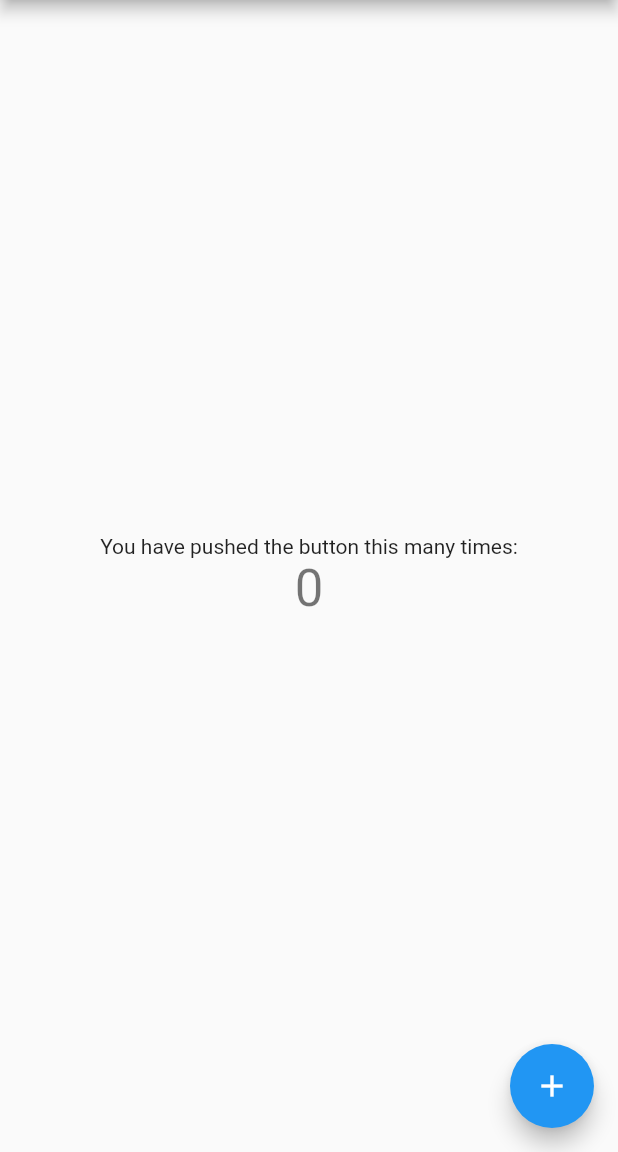
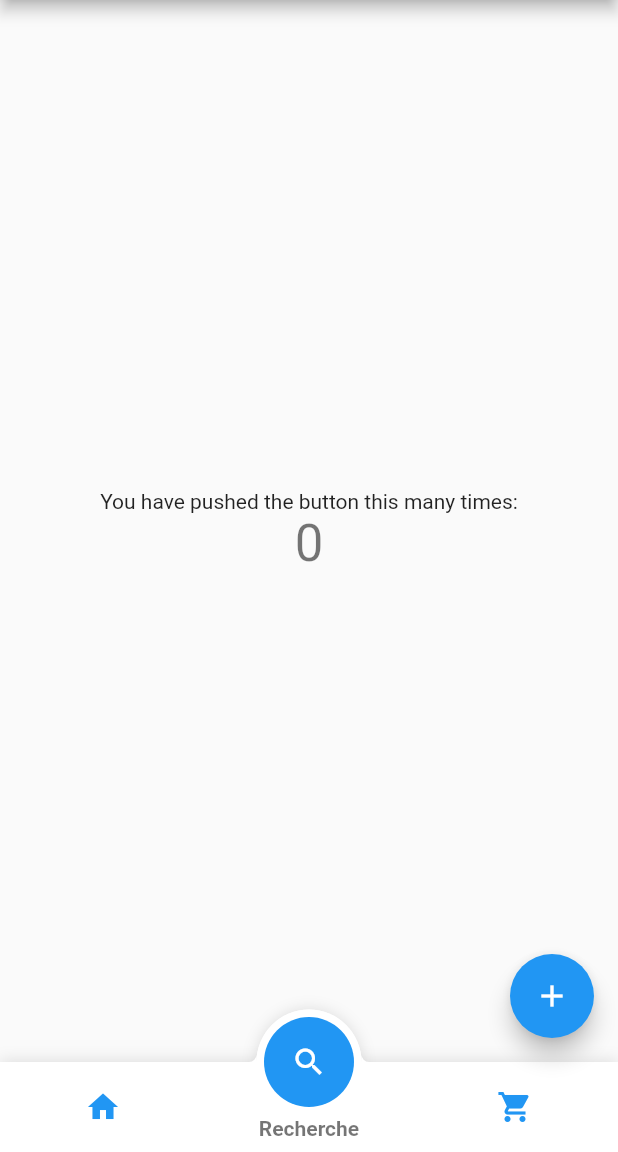
Before and after one commit to CUBEb4g1/Projet-CUBE-ApplicationMobile, a Flutter app: the screen it shows after launch, on a phone screen of 412 x 824 dp, the part 84-1236 px from its top. Run offline on Flutter 3.47's test engine with Material 2 defaults, Android fonts, the phone set to English and light mode, and no system bars.

Commit message:
Finally got bottom navbar working

```diff
--- a/lib/main.dart
+++ b/lib/main.dart
@@ -1,100 +1,49 @@
 import 'package:flutter/material.dart';
+import 'package:ressources_relationnelles/widgets/cool_bottom_navigation.dart';
 
 void main() {
   runApp(MyApp());
 }
 
 class MyApp extends StatelessWidget {
-  // This widget is the root of your application.
   @override
   Widget build(BuildContext context) {
     return MaterialApp(
       title: 'Ressources Relationnelles',
       theme: ThemeData(
-        // This is the theme of your application.
-        //
-        // Try running your application with "flutter run". You'll see the
-        // application has a blue toolbar. Then, without quitting the app, try
-        // changing the primarySwatch below to Colors.green and then invoke
-        // "hot reload" (press "r" in the console where you ran "flutter run",
-        // or simply save your changes to "hot reload" in a Flutter IDE).
-        // Notice that the counter didn't reset back to zero; the application
-        // is not restarted.
         primarySwatch: Colors.blue,
-        // This makes the visual density adapt to the platform that you run
-        // the app on. For desktop platforms, the controls will be smaller and
-        // closer together (more dense) than on mobile platforms.
         visualDensity: VisualDensity.adaptivePlatformDensity,
       ),
       home: MyHomePage(title: 'Ressources Relationnelles'),
     );
   }
 }
-
 class MyHomePage extends StatefulWidget {
   MyHomePage({Key key, this.title}) : super(key: key);
-
-  // This widget is the home page of your application. It is stateful, meaning
-  // that it has a State object (defined below) that contains fields that affect
-  // how it looks.
-
-  // This class is the configuration for the state. It holds the values (in this
-  // case the title) provided by the parent (in this case the App widget) and
-  // used by the build method of the State. Fields in a Widget subclass are
-  // always marked "final".
-
   final String title;
-
   @override
   _MyHomePageState createState() => _MyHomePageState();
 }
+class _MyHomePageState extends State<MyHomePage> {
+  int currentPage = 0; // Setting current page value
+  GlobalKey bottomNavigationKey = GlobalKey();
 
-class _MyHomePageState extends State<MyHomePage> {
+
   int _counter = 0;
-
   void _incrementCounter() {
     setState(() {
-      // This call to setState tells the Flutter framework that something has
-      // changed in this State, which causes it to rerun the build method below
-      // so that the display can reflect the updated values. If we changed
-      // _counter without calling setState(), then the build method would not be
-      // called again, and so nothing would appear to happen.
       _counter++;
     });
   }
 
   @override
   Widget build(BuildContext context) {
-    // This method is rerun every time setState is called, for instance as done
-    // by the _incrementCounter method above.
-    //
-    // The Flutter framework has been optimized to make rerunning build methods
-    // fast, so that you can just rebuild anything that needs updating rather
-    // than having to individually change instances of widgets.
     return Scaffold(
       appBar: AppBar(
-        // Here we take the value from the MyHomePage object that was created by
-        // the App.build method, and use it to set our appbar title.
         title: Text(widget.title),
       ),
       body: Center(
-        // Center is a layout widget. It takes a single child and positions it
-        // in the middle of the parent.
         child: Column(
-          // Column is also a layout widget. It takes a list of children and
-          // arranges them vertically. By default, it sizes itself to fit its
-          // children horizontally, and tries to be as tall as its parent.
-          //
-          // Invoke "debug painting" (press "p" in the console, choose the
-          // "Toggle Debug Paint" action from the Flutter Inspector in Android
-          // Studio, or the "Toggle Debug Paint" command in Visual Studio Code)
-          // to see the wireframe for each widget.
-          //
-          // Column has various properties to control how it sizes itself and
-          // how it positions its children. Here we use mainAxisAlignment to
-          // center the children vertically; the main axis here is the vertical
-          // axis because Columns are vertical (the cross axis would be
-          // horizontal).
           mainAxisAlignment: MainAxisAlignment.center,
           children: <Widget>[
             Text(
@@ -107,6 +56,33 @@ class _MyHomePageState extends State<MyHomePage> {
           ],
         ),
       ),
+      bottomNavigationBar: CoolBottomNavigation(
+        tabs: [
+          TabData(
+              iconData: Icons.home,
+              title: "Home",
+              onclick: () {
+                final CoolBottomNavigationState fState =
+                    bottomNavigationKey.currentState;
+                fState.setPage(2);
+              }),
+          TabData(
+              iconData: Icons.search,
+              title: "Recherche"
+              ),
+          TabData(
+              iconData: Icons.shopping_cart,
+              title: "Panier"
+          )
+        ],
+        initialSelection: 1,
+        key: bottomNavigationKey,
+        onTabChangedListener: (position) {
+          setState(() {
+            currentPage = position;
+          });
+        },
+      ),
       floatingActionButton: FloatingActionButton(
         onPressed: _incrementCounter,
         tooltip: 'Increment',
--- /dev/null
+++ b/lib/widgets/cool_bottom_navigation.dart
@@ -0,0 +1,257 @@
+library cool_bottom_navigation;
+
+import 'package:ressources_relationnelles/widgets/cool_bottom_navigation_options/tab_item.dart';
+import 'package:ressources_relationnelles/widgets/cool_bottom_navigation_options/half_clipper.dart';
+import 'package:ressources_relationnelles/widgets/cool_bottom_navigation_options/half_painter.dart';
+import 'package:flutter/material.dart';
+
+const double CIRCLE_SIZE = 60;
+const double ARC_HEIGHT = 70;
+const double ARC_WIDTH = 90;
+const double CIRCLE_OUTLINE = 10;
+const double SHADOW_ALLOWANCE = 20;
+const double BAR_HEIGHT = 60;
+
+class CoolBottomNavigation extends StatefulWidget {
+  CoolBottomNavigation(
+      {@required this.tabs,
+      @required this.onTabChangedListener,
+      this.key,
+      this.initialSelection = 0,
+      this.circleColor,
+      this.activeIconColor,
+      this.inactiveIconColor,
+      this.textColor,
+      this.barBackgroundColor})
+      : assert(onTabChangedListener != null),
+        assert(tabs != null),
+        assert(tabs.length > 1 && tabs.length < 5);
+
+  final Function(int position) onTabChangedListener;
+  final Color circleColor;
+  final Color activeIconColor;
+  final Color inactiveIconColor;
+  final Color textColor;
+  final Color barBackgroundColor;
+  final List<TabData> tabs;
+  final int initialSelection;
+
+  final Key key;
+
+  @override
+  CoolBottomNavigationState createState() => CoolBottomNavigationState();
+}
+
+class CoolBottomNavigationState extends State<CoolBottomNavigation>
+    with TickerProviderStateMixin, RouteAware {
+  IconData nextIcon = Icons.search;
+  IconData activeIcon = Icons.search;
+
+  int currentSelected = 0;
+  double _circleAlignX = 0;
+  double _circleIconAlpha = 1;
+
+  Color circleColor;
+  Color activeIconColor;
+  Color inactiveIconColor;
+  Color barBackgroundColor;
+  Color textColor;
+
+  @override
+  void didChangeDependencies() {
+    super.didChangeDependencies();
+
+    activeIcon = widget.tabs[currentSelected].iconData;
+
+    circleColor = (widget.circleColor == null)
+        ? (Theme.of(context).brightness == Brightness.dark)
+            ? Colors.white
+            : Theme.of(context).primaryColor
+        : widget.circleColor;
+
+    activeIconColor = (widget.activeIconColor == null)
+        ? (Theme.of(context).brightness == Brightness.dark)
+            ? Colors.black54
+            : Colors.white
+        : widget.activeIconColor;
+
+    barBackgroundColor = (widget.barBackgroundColor == null)
+        ? (Theme.of(context).brightness == Brightness.dark)
+            ? Color(0xFF212121)
+            : Colors.white
+        : widget.barBackgroundColor;
+    textColor = (widget.textColor == null)
+        ? (Theme.of(context).brightness == Brightness.dark)
+            ? Colors.white
+            : Colors.black54
+        : widget.textColor;
+    inactiveIconColor = (widget.inactiveIconColor == null)
+        ? (Theme.of(context).brightness == Brightness.dark)
+            ? Colors.white
+            : Theme.of(context).primaryColor
+        : widget.inactiveIconColor;
+  }
+
+  @override
+  void initState() {
+    super.initState();
+    _setSelected(widget.tabs[widget.initialSelection].key);
+  }
+
+  _setSelected(UniqueKey key) {
+    int selected = widget.tabs.indexWhere((tabData) => tabData.key == key);
+
+    if (mounted) {
+      setState(() {
+        currentSelected = selected;
+        _circleAlignX = -1 + (2 / (widget.tabs.length - 1) * selected);
+        nextIcon = widget.tabs[selected].iconData;
+      });
+    }
+  }
+
+  @override
+  Widget build(BuildContext context) {
+    return Stack(
+      overflow: Overflow.visible,
+      alignment: Alignment.bottomCenter,
+      children: <Widget>[
+        Container(
+          height: BAR_HEIGHT,
+          decoration: BoxDecoration(color: barBackgroundColor, boxShadow: [
+            BoxShadow(
+                color: Colors.black12, offset: Offset(0, -1), blurRadius: 8)
+          ]),
+          child: Row(
+            mainAxisSize: MainAxisSize.max,
+            crossAxisAlignment: CrossAxisAlignment.center,
+            children: widget.tabs
+                .map((t) => TabItem(
+                    uniqueKey: t.key,
+                    selected: t.key == widget.tabs[currentSelected].key,
+                    iconData: t.iconData,
+                    title: t.title,
+                    iconColor: inactiveIconColor,
+                    textColor: textColor,
+                    callbackFunction: (uniqueKey) {
+                      int selected = widget.tabs
+                          .indexWhere((tabData) => tabData.key == uniqueKey);
+                      widget.onTabChangedListener(selected);
+                      _setSelected(uniqueKey);
+                      _initAnimationAndStart(_circleAlignX, 1);
+                    }))
+                .toList(),
+          ),
+        ),
+        Positioned.fill(
+          top: -(CIRCLE_SIZE + CIRCLE_OUTLINE + SHADOW_ALLOWANCE) / 2,
+          child: Container(
+            child: AnimatedAlign(
+              duration: Duration(milliseconds: ANIM_DURATION),
+              curve: Curves.easeOut,
+              alignment: Alignment(_circleAlignX, 1),
+              child: Padding(
+                padding: const EdgeInsets.only(bottom: 15),
+                child: FractionallySizedBox(
+                  widthFactor: 1 / widget.tabs.length,
+                  child: GestureDetector(
+                    onTap: widget.tabs[currentSelected].onclick,
+                    child: Stack(
+                      alignment: Alignment.center,
+                      children: <Widget>[
+                        SizedBox(
+                          height:
+                              CIRCLE_SIZE + CIRCLE_OUTLINE + SHADOW_ALLOWANCE,
+                          width:
+                              CIRCLE_SIZE + CIRCLE_OUTLINE + SHADOW_ALLOWANCE,
+                          child: ClipRect(
+                              clipper: HalfClipper(),
+                              child: Container(
+                                child: Center(
+                                  child: Container(
+                                      width: CIRCLE_SIZE + CIRCLE_OUTLINE,
+                                      height: CIRCLE_SIZE + CIRCLE_OUTLINE,
+                                      decoration: BoxDecoration(
+                                          color: Colors.white,
+                                          shape: BoxShape.circle,
+                                          boxShadow: [
+                                            BoxShadow(
+                                                color: Colors.black12,
+                                                blurRadius: 8)
+                                          ])),
+                                ),
+                              )),
+                        ),
+                        SizedBox(
+                            height: ARC_HEIGHT,
+                            width: ARC_WIDTH,
+                            child: CustomPaint(
+                              painter: HalfPainter(barBackgroundColor),
+                            )),
+                        SizedBox(
+                          height: CIRCLE_SIZE,
+                          width: CIRCLE_SIZE,
+                          child: Container(
+                            decoration: BoxDecoration(
+                                shape: BoxShape.circle, color: circleColor),
+                            child: Padding(
+                              padding: const EdgeInsets.all(0.0),
+                              child: AnimatedOpacity(
+                                duration:
+                                    Duration(milliseconds: ANIM_DURATION ~/ 5),
+                                opacity: _circleIconAlpha,
+                                child: Icon(
+                                  activeIcon,
+                                  color: activeIconColor,
+                                ),
+                              ),
+                            ),
+                          ),
+                        )
+                      ],
+                    ),
+                  ),
+                ),
+              ),
+            ),
+          ),
+        )
+      ],
+    );
+  }
+
+  _initAnimationAndStart(double from, double to) {
+    _circleIconAlpha = 0;
+
+    Future.delayed(Duration(milliseconds: ANIM_DURATION ~/ 5), () {
+      setState(() {
+        activeIcon = nextIcon;
+      });
+    }).then((_) {
+      Future.delayed(Duration(milliseconds: (ANIM_DURATION ~/ 5 * 3)), () {
+        setState(() {
+          _circleIconAlpha = 1;
+        });
+      });
+    });
+  }
+
+  void setPage(int page) {
+    widget.onTabChangedListener(page);
+    _setSelected(widget.tabs[page].key);
+    _initAnimationAndStart(_circleAlignX, 1);
+
+    setState(() {
+      currentSelected = page;
+    });
+  }
+}
+
+class TabData {
+  TabData({@required this.iconData, @required this.title, this.onclick});
+
+  IconData iconData;
+  String title;
+  Function onclick;
+  final UniqueKey key = UniqueKey();
+}
--- /dev/null
+++ b/lib/widgets/cool_bottom_navigation_options/half_clipper.dart
@@ -0,0 +1,14 @@
+import 'package:flutter/material.dart';
+
+class HalfClipper extends CustomClipper<Rect> {
+  @override
+  Rect getClip(Size size) {
+    final rect = Rect.fromLTWH(0, 0, size.width, size.height / 2);
+    return rect;
+  }
+
+  @override
+  bool shouldReclip(CustomClipper<Rect> oldClipper) {
+    return true;
+  }
+}
--- /dev/null
+++ b/lib/widgets/cool_bottom_navigation_options/half_painter.dart
@@ -0,0 +1,34 @@
+import 'package:flutter/material.dart';
+import 'package:vector_math/vector_math.dart';
+
+class HalfPainter extends CustomPainter {
+  HalfPainter(Color paintColor) {
+    this.arcPaint = Paint()..color = paintColor;
+  }
+
+  Paint arcPaint;
+
+  @override
+  void paint(Canvas canvas, Size size) {
+    final Rect beforeRect = Rect.fromLTWH(0, (size.height / 2) - 10, 10, 10);
+    final Rect largeRect = Rect.fromLTWH(10, 0, size.width - 20, 70);
+    final Rect afterRect =
+    Rect.fromLTWH(size.width - 10, (size.height / 2) - 10, 10, 10);
+
+    final path = Path();
+    path.arcTo(beforeRect, radians(0), radians(90), false);
+    path.lineTo(20, size.height / 2);
+    path.arcTo(largeRect, radians(0), -radians(180), false);
+    path.moveTo(size.width - 10, size.height / 2);
+    path.lineTo(size.width - 10, (size.height / 2) - 10);
+    path.arcTo(afterRect, radians(180), radians(-90), false);
+    path.close();
+
+    canvas.drawPath(path, arcPaint);
+  }
+
+  @override
+  bool shouldRepaint(CustomPainter oldDelegate) {
+    return true;
+  }
+}
--- /dev/null
+++ b/lib/widgets/cool_bottom_navigation_options/tab_item.dart
@@ -0,0 +1,86 @@
+import 'package:flutter/material.dart';
+
+const double ICON_OFF = -3;
+const double ICON_ON = 0;
+const double TEXT_OFF = 3;
+const double TEXT_ON = 1;
+const double ALPHA_OFF = 0;
+const double ALPHA_ON = 1;
+const int ANIM_DURATION = 300;
+
+class TabItem extends StatelessWidget {
+  TabItem(
+      {@required this.uniqueKey,
+        @required this.selected,
+        @required this.iconData,
+        @required this.title,
+        @required this.callbackFunction,
+        @required this.textColor,
+        @required this.iconColor});
+
+  final UniqueKey uniqueKey;
+  final String title;
+  final IconData iconData;
+  final bool selected;
+  final Function(UniqueKey uniqueKey) callbackFunction;
+  final Color textColor;
+  final Color iconColor;
+
+  final double iconYAlign = ICON_ON;
+  final double textYAlign = TEXT_OFF;
+  final double iconAlpha = ALPHA_ON;
+
+  @override
+  Widget build(BuildContext context) {
+    return Expanded(
+      child: Stack(
+        fit: StackFit.expand,
+        children: [
+          Container(
+            height: double.infinity,
+            width: double.infinity,
+            child: AnimatedAlign(
+                duration: Duration(milliseconds: ANIM_DURATION),
+                alignment: Alignment(0, (selected) ? TEXT_ON : TEXT_OFF),
+                child: Padding(
+                  padding: const EdgeInsets.all(8.0),
+                  child: Text(
+                    title,
+                    overflow: TextOverflow.ellipsis,
+                    maxLines: 1,
+                    style: TextStyle(
+                        fontWeight: FontWeight.w600, color: textColor),
+                  ),
+                )),
+          ),
+          Container(
+            height: double.infinity,
+            width: double.infinity,
+            child: AnimatedAlign(
+              duration: Duration(milliseconds: ANIM_DURATION),
+              curve: Curves.easeIn,
+              alignment: Alignment(0, (selected) ? ICON_OFF : ICON_ON),
+              child: AnimatedOpacity(
+                duration: Duration(milliseconds: ANIM_DURATION),
+                opacity: (selected) ? ALPHA_OFF : ALPHA_ON,
+                child: IconButton(
+                  highlightColor: Colors.transparent,
+                  splashColor: Colors.transparent,
+                  padding: EdgeInsets.all(0),
+                  alignment: Alignment(0, 0),
+                  icon: Icon(
+                    iconData,
+                    color: iconColor,
+                  ),
+                  onPressed: () {
+                    callbackFunction(uniqueKey);
+                  },
+                ),
+              ),
+            ),
+          )
+        ],
+      ),
+    );
+  }
+}
--- a/pubspec.yaml
+++ b/pubspec.yaml
@@ -23,6 +23,7 @@ environment:
 dependencies:
   flutter:
     sdk: flutter
+  fancy_bottom_navigation: ^0.3.2
 
 
   # The following adds the Cupertino Icons font to your application.
```
Also changed, not shown: pubspec.lock.
